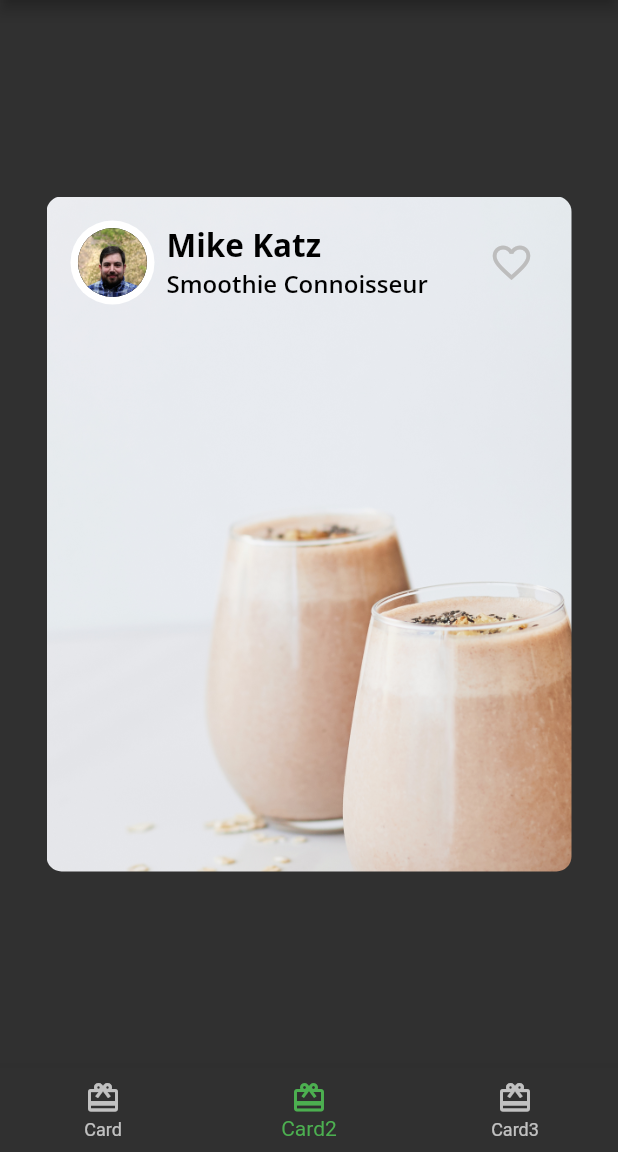
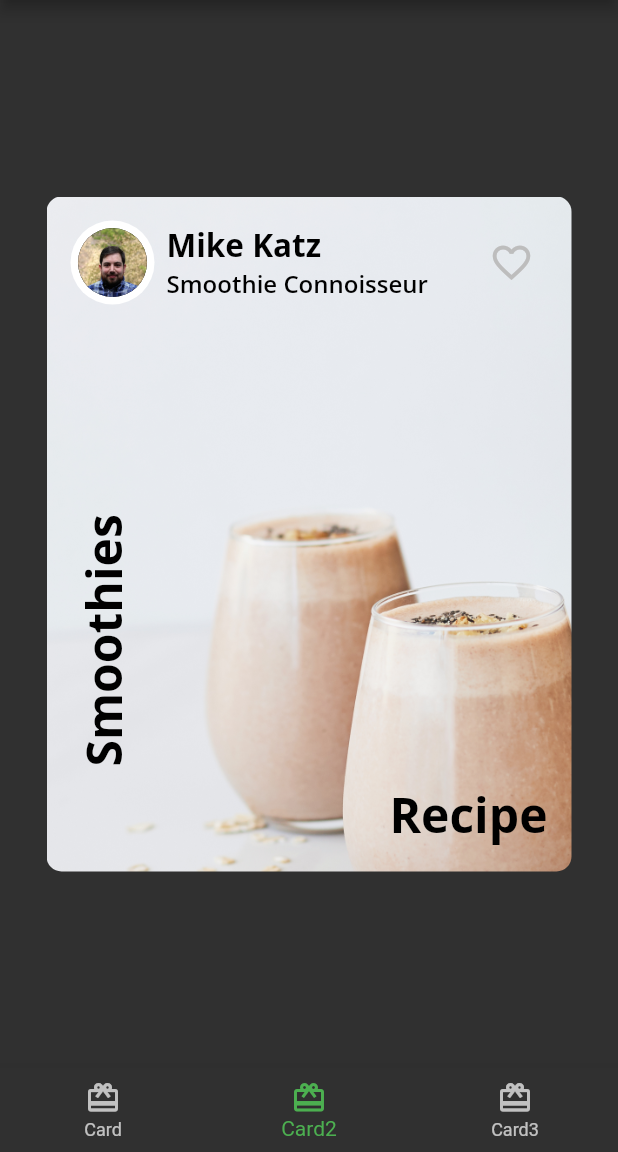
Before and after one commit to agentblythe/rw_fooderlich, a Flutter app: the screen it shows after launch, item 2 of the bottom bar chosen, on a phone screen of 412 x 824 dp, the part 84-1236 px from its top. Run offline on Flutter 3.47's test engine with Material 2 defaults, Android fonts, the phone set to English and light mode, and no system bars; our stand-ins replace google_fonts.

Commit message:
Finished Card2

```diff
--- a/lib/card2.dart
+++ b/lib/card2.dart
@@ -1,5 +1,6 @@
 import 'package:flutter/material.dart';
 import 'author_card.dart';
+import 'fooderlich_theme.dart';
 
 class Card2 extends StatelessWidget {
   const Card2({Key? key}) : super(key: key);
@@ -25,11 +26,36 @@ class Card2 extends StatelessWidget {
           ),
         ),
         child: Column(
-          children: const [
-            AuthorCard(
+          children: <Widget>[
+            const AuthorCard(
               title: 'Smoothie Connoisseur',
               authorName: 'Mike Katz',
               imageProvider: AssetImage('assets/author_katz.jpeg'),
+            ),
+            Expanded(
+              child: Stack(
+                children: <Widget>[
+                  Positioned(
+                    bottom: 16,
+                    right: 16,
+                    child: Text(
+                      'Recipe',
+                      style: FooderlichTheme.lightTextTheme.headline1,
+                    ),
+                  ),
+                  Positioned(
+                    bottom: 70,
+                    left: 16,
+                    child: RotatedBox(
+                      quarterTurns: 3,
+                      child: Text(
+                        'Smoothies',
+                        style: FooderlichTheme.lightTextTheme.headline1,
+                      ),
+                    ),
+                  ),
+                ],
+              ),
             ),
           ],
         ),
```
